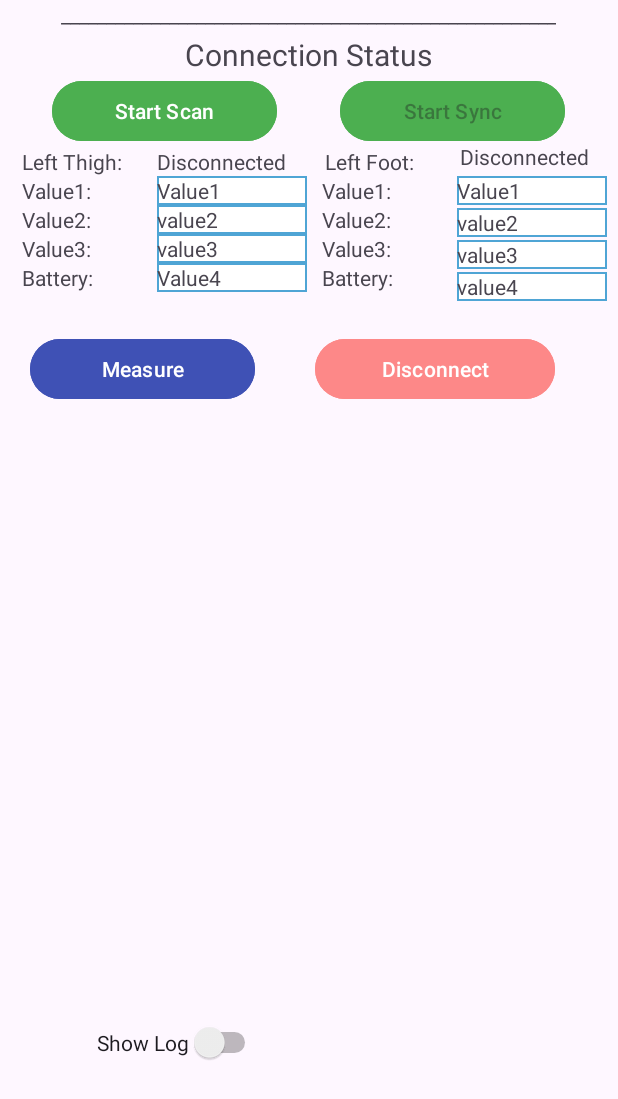
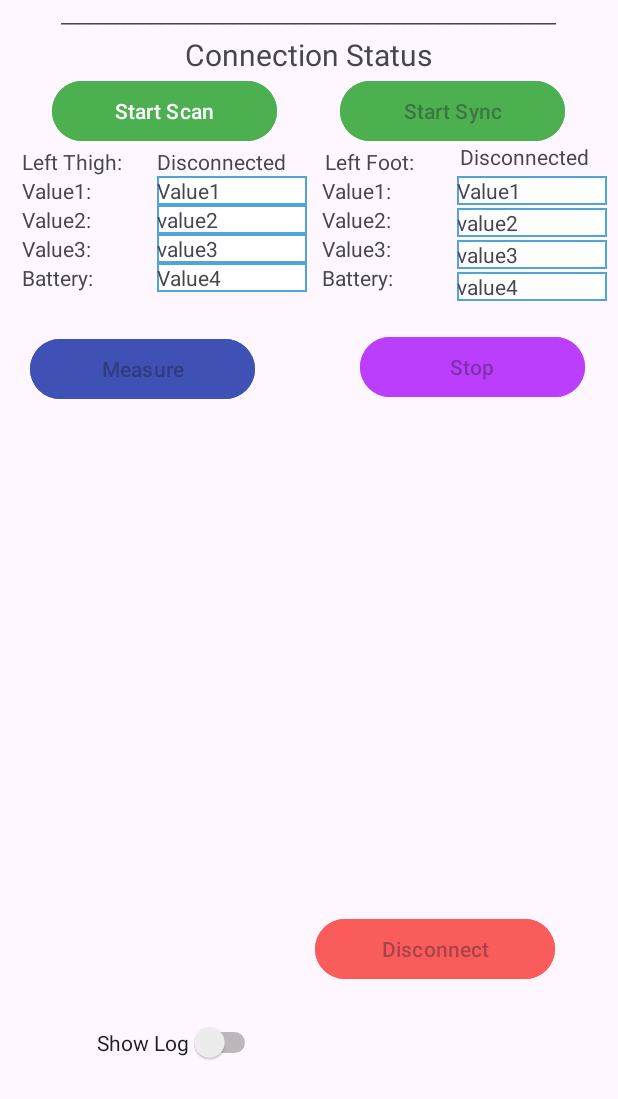
Before and after one commit to ehsansharafianm/ToeClearance, an Android app: the screen it shows after launch (MainActivity), on a phone screen of 412 x 824 dp. Shown: the top 1099 px of the screen. Run offline under Robolectric (Android 15) with nearby library versions, the phone set to English and light mode, and no system bars; libraries missing offline, so code that uses them is left out: com.xsens.dot; 5 statements that could not run were skipped.

Commit message:
Stop Button is added Enabling of the buttons are improved Order of the unused functions are organized

```diff
--- a/app/src/main/java/com/tmsimple/ehsanmovella/MainActivity.java
+++ b/app/src/main/java/com/tmsimple/ehsanmovella/MainActivity.java
@@ -55,7 +55,7 @@ public class MainActivity extends AppCompatActivity implements DotDeviceCallback
     public String logFile;
     public FileOutputStream stream = null;
 
-    Button startScanButton, startSyncButton, measureBtn, disconnectBtn;
+    Button scanButton, syncButton, measureButton, disconnectButton, stopButton;
     Switch logSwitch;
     private ArrayList<DotDevice> mDeviceLst;
     TextView leftThighScanStatus, leftFootScanStatus, logContents;
@@ -65,8 +65,8 @@ public class MainActivity extends AppCompatActivity implements DotDeviceCallback
 
 
 
-    private static final int BLUETOOTH_PERMISSION_CODE = 100; //Blutooth Permission variable
-    private static final int BLUETOOTH_SCAN_PERMISSION_CODE = 101; //Blutooth Permission variable
+    private static final int BLUETOOTH_PERMISSION_CODE = 100; //Bluetooth Permission variable
+    private static final int BLUETOOTH_SCAN_PERMISSION_CODE = 101; //Bluetooth Permission variable
 
     @SuppressLint("MissingInflatedId")
     @Override
@@ -77,10 +77,11 @@ public class MainActivity extends AppCompatActivity implements DotDeviceCallback
         leftThigh = new Segment("Left Thigh IMU", leftThighMAC);
         leftFoot = new Segment("Left Foot IMU", leftFootMAC);
 
-        startScanButton = findViewById(R.id.scanButton);
-        startSyncButton = findViewById(R.id.syncButton);
-        measureBtn = findViewById(R.id.measureButton);
-        disconnectBtn = findViewById(R.id.disconnectButton);
+        scanButton = findViewById(R.id.scanButton);
+        syncButton = findViewById(R.id.syncButton);
+        measureButton = findViewById(R.id.measureButton);
+        disconnectButton = findViewById(R.id.disconnectButton);
+        stopButton = findViewById(R.id.stopButton);
 
         leftThighScanStatus = findViewById(R.id.leftThighStatusView);
         leftFootScanStatus = findViewById(R.id.leftFootStatusView);
@@ -99,8 +100,13 @@ public class MainActivity extends AppCompatActivity implements DotDeviceCallback
         logContents = findViewById(R.id.logContents);
         logContents.setMovementMethod(new ScrollingMovementMethod());
         logContents.setVisibility(View.INVISIBLE);
+        stopButton.setEnabled(false);
 
-        startSyncButton.setEnabled(false);
+        // Before scanning all should be deactive; after each step they will be enabled
+        syncButton.setEnabled(false);
+        disconnectButton.setEnabled(false);
+        measureButton.setEnabled(false);
+
         //Xsens Dot On Create Stuff
         DotSdk.setDebugEnabled(true);
         DotSdk.setReconnectEnabled(true);
@@ -128,6 +134,7 @@ public class MainActivity extends AppCompatActivity implements DotDeviceCallback
             if(address.equals(leftThigh.MAC)){
                 if(address.equals(leftThigh.MAC)){
                     leftThigh.isConnected = true;
+                    writeToLogs("Left Thigh IMU is connected!");
                     runOnUiThread(new Runnable() {
                         @Override
                         public void run() {leftThighScanStatus.setText("Connected");}
@@ -137,6 +144,7 @@ public class MainActivity extends AppCompatActivity implements DotDeviceCallback
             else if(address.equals(leftFoot.MAC)){
                 if(address.equals(leftFoot.MAC)){
                     leftFoot.isConnected = true;
+                    writeToLogs("Left Foot IMU is connected!");
                     runOnUiThread(new Runnable() {
                         @Override
                         public void run() {leftFootScanStatus.setText("Connected");}
@@ -147,7 +155,8 @@ public class MainActivity extends AppCompatActivity implements DotDeviceCallback
         else if (state == DotDevice.CONN_STATE_DISCONNECTED){
             if(address.equals(leftThigh.MAC)){
                 if(address.equals(leftThigh.MAC)){
-                    leftThigh.isConnected = true;
+                    leftThigh.isConnected = false;
+                    writeToLogs("Left Thigh IMU is disconnected!");
                     runOnUiThread(new Runnable() {
                         @Override
                         public void run() {leftThighScanStatus.setText("Disconnected");}
@@ -156,55 +165,30 @@ public class MainActivity extends AppCompatActivity implements DotDeviceCallback
             }
             else if(address.equals(leftFoot.MAC)){
                 if(address.equals(leftFoot.MAC)){
-                    leftFoot.isConnected = true;
+                    leftFoot.isConnected = false;
+                    writeToLogs("Left Foot IMU is disconnected!");
                     runOnUiThread(new Runnable() {
                         @Override
                         public void run() {leftFootScanStatus.setText("Disconnected");}
                     });
                 }
             }
+            runOnUiThread(new Runnable() {
+                @Override
+                public void run() {
+                    scanButton.setText("Scan");
+                    measureButton.setText("Measure");
+                    syncButton.setText("Start Sync");
+                    disconnectButton.setText("Disconnect");
+                    scanButton.setBackgroundColor(Color.parseColor("#4CAF50"));
+                    syncButton.setBackgroundColor(Color.parseColor("#4CAF50"));
+                    disconnectButton.setBackgroundColor(Color.parseColor("#FD8888"));
+                }
+            });
         }
 
     }
-    public void StartMeasuringBtn(View view){
-        runOnUiThread(new Runnable() {
-            @SuppressLint("SetTextI18n")
-            @Override
-            public void run() {measureBtn.setText("Measuring...");}
-        });
 
-        leftThigh.xsDevice.startMeasuring();
-        leftFoot.xsDevice.startMeasuring();
-
-    }
-
-    public void StartDisconnectingBtn(View view){
-        runOnUiThread(new Runnable() {
-            @SuppressLint("SetTextI18n")
-            @Override
-            public void run() {disconnectBtn.setText("Disconnecting...");}
-        });
-        leftThigh.xsDevice.disconnect();
-        leftFoot.xsDevice.disconnect();
-    }
-    @Override
-    public void onDotServicesDiscovered(String s, int i) {
-
-    }
-
-    @Override
-    public void onDotFirmwareVersionRead(String s, String s1) {
-
-    }
-
-    @Override
-    public void onDotTagChanged(String s, String s1) {
-
-    }
-
-    @Override
-    public void onDotBatteryChanged(String address, int i, int i1) {
-    }
 
     @Override
     public void onDotDataChanged(String address, DotData dotData) {
@@ -252,10 +236,12 @@ public class MainActivity extends AppCompatActivity implements DotDeviceCallback
     }
 
     @Override
-    public void onDotInitDone(String address) {
+    public void onDotInitDone(String address) { //onDotInitDone is the callback after the initialization is successful
         if (address.equals(leftThigh.MAC)) {
             leftThigh.isReady = true;
-            leftThigh.xsDevice.setOutputRate(30);
+            leftThigh.xsDevice.setOutputRate(60);
+            writeToLogs("Left Thigh IMU sample rate is : " + String.valueOf(leftThigh.xsDevice.getCurrentOutputRate()));
+            //writeToLogs("Left Thigh IMU current filter profile is : " + String.valueOf(leftThigh.xsDevice.getCurrentFilterProfileIndex()));
             runOnUiThread(new Runnable() {
                 @Override
                 public void run() {
@@ -265,7 +251,9 @@ public class MainActivity extends AppCompatActivity implements DotDeviceCallback
         }
         else if (address.equals(leftFoot.MAC)) {
             leftFoot.isReady = true;
-            leftFoot.xsDevice.setOutputRate(30);
+            leftFoot.xsDevice.setOutputRate(60);
+            writeToLogs("Left Foot IMU sample rate is : " + String.valueOf(leftFoot.xsDevice.getCurrentOutputRate()));
+            //writeToLogs("Left Foot IMU current filter profile is : " + String.valueOf(leftFoot.xsDevice.getCurrentFilterProfileIndex()));
             runOnUiThread(new Runnable() {
                 @Override
                 public void run() {
@@ -278,10 +266,10 @@ public class MainActivity extends AppCompatActivity implements DotDeviceCallback
                 @SuppressLint("SetTextI18n")
                 @Override
                 public void run() {
-                    startScanButton.setEnabled(true);
-                    startSyncButton.setEnabled(true);
-                    startScanButton.setText("Scanned");
-                    startScanButton.setBackgroundColor(Color.parseColor("#008080"));
+                    scanButton.setEnabled(true);
+                    syncButton.setEnabled(true);
+                    scanButton.setText("Scanned");
+                    scanButton.setBackgroundColor(Color.parseColor("#008080"));
                 }
             });
             if(mXsScanner.stopScan()){ writeToLogs("Scan Stopped!"); }
@@ -296,11 +284,6 @@ public class MainActivity extends AppCompatActivity implements DotDeviceCallback
             leftThigh.isConnected = true;
             leftThigh.xsDevice.setMeasurementMode(DotPayload.PAYLOAD_TYPE_COMPLETE_QUATERNION);
             mDeviceLst.add(leftThigh.xsDevice);
-            runOnUiThread(new Runnable() {
-                @SuppressLint("SetTextI18n")
-                @Override
-                public void run(){leftThighScanStatus.setText("Scanned");}
-            });
         }
         else if(address.equals(leftFoot.MAC) && !leftFoot.isScanned){
             leftFoot.xsDevice = new DotDevice(this.getApplicationContext(), bluetoothDevice, MainActivity.this);
@@ -308,6 +291,8 @@ public class MainActivity extends AppCompatActivity implements DotDeviceCallback
             leftFoot.isConnected = true;
             leftFoot.xsDevice.setMeasurementMode(DotPayload.PAYLOAD_TYPE_COMPLETE_QUATERNION);
             mDeviceLst.add(leftFoot.xsDevice);
+        }
+        if(leftThigh.isScanned && leftFoot.isScanned){
             runOnUiThread(new Runnable() {
                 @SuppressLint("SetTextI18n")
                 @Override
@@ -317,157 +302,24 @@ public class MainActivity extends AppCompatActivity implements DotDeviceCallback
     }
     @Override
     public void onSyncingDone(HashMap<String, Boolean> hashMap, boolean b, int i) {
-
+        measureButton.setEnabled(true);
+        disconnectButton.setEnabled(true);
         runOnUiThread(new Runnable() {
             @SuppressLint("SetTextI18n")
             @Override
             public void run() {
-                startScanButton.setEnabled(true);
-                startSyncButton.setEnabled(true);
-                startSyncButton.setText("Sync Done");
-                startSyncButton.setBackgroundColor(Color.parseColor("#008080"));
+                syncButton.setText("Sync Done");
+                syncButton.setBackgroundColor(Color.parseColor("#008080"));
             }
         });
-    }
-    @Override
-    public void onDotButtonClicked(String s, long l) {
-
-    }
-
-    @Override
-    public void onDotPowerSavingTriggered(String s) {
-
-    }
-
-    @Override
-    public void onReadRemoteRssi(String s, int i) {
-
-    }
-
-    @Override
-    public void onDotOutputRateUpdate(String s, int i) {
-
-    }
-
-    @Override
-    public void onDotFilterProfileUpdate(String s, int i) {
-
-    }
-
-    @Override
-    public void onDotGetFilterProfileInfo(String s, ArrayList<FilterProfileInfo> arrayList) {
-
-    }
-
-    @Override
-    public void onSyncStatusUpdate(String s, boolean b) {
-
-    }
-
-    @Override
-    public void onDotRecordingNotification(String address, boolean isEnabled) {
-
-    }
-
-    @Override
-    public void onDotEraseDone(String s, boolean b) {
-
-    }
-
-    @Override
-    public void onDotRequestFlashInfoDone(String s, int i, int i1) {
-
-    }
-
-    @Override
-    public void onDotRecordingAck(String s, int i, boolean b, DotRecordingState dotRecordingState) {
-
-    }
-
-    @Override
-    public void onDotGetRecordingTime(String s, int i, int i1, int i2) {
-
-    }
-
-    @Override
-    public void onDotRequestFileInfoDone(String s, ArrayList<DotRecordingFileInfo> arrayList, boolean b) {
-
-    }
-
-    @Override
-    public void onDotDataExported(String s, DotRecordingFileInfo dotRecordingFileInfo, DotData dotData) {
-
-    }
-
-    @Override
-    public void onDotDataExported(String s, DotRecordingFileInfo dotRecordingFileInfo) {
-
-    }
-
-    @Override
-    public void onDotAllDataExported(String s) {
-
-    }
-
-    @Override
-    public void onDotStopExportingData(String s) {
-
+        writeToLogs("Syncing is done!");
     }
 
 
 
-    @Override
-    public void onSyncingStarted(String s, boolean b, int i) {
-
-    }
-
-    @Override
-    public void onSyncingProgress(int i, int i1) {
-
-    }
-
-    @Override
-    public void onSyncingResult(String s, boolean b, int i) {
-
-    }
-
-
-
-
-    @Override
-    public void onSyncingStopped(String s, boolean b, int i) {
-
-    }
-    public void startScanButton(View view){
-        runOnUiThread(new Runnable() {
-            @SuppressLint("SetTextI18n")
-            @Override
-            public void run() {
-                startScanButton.setText("Scanning ...");
-                startScanButton.setBackgroundColor(Color.parseColor("#FF9933"));
-            }
-        });
-
-        checkPermission(android.Manifest.permission.BLUETOOTH_CONNECT, BLUETOOTH_PERMISSION_CODE);
-        checkPermission(android.Manifest.permission.BLUETOOTH_SCAN, BLUETOOTH_SCAN_PERMISSION_CODE);
-
-        if(mXsScanner.startScan()) { writeToLogs("Scan started!"); }
-    }
-
-    public void startSyncButton(View view){
-        runOnUiThread(new Runnable() {
-            @SuppressLint("SetTextI18n")
-            @Override
-            public void run() {
-                startSyncButton.setText("Syncing...");
-                startSyncButton.setBackgroundColor(Color.parseColor("#FF9933"));
-                leftThighScanStatus.setText("Syncing");
-            }
-        });
-        mDeviceLst.get(0).setRootDevice(true);
-        DotSyncManager.getInstance(this).startSyncing(mDeviceLst, 100);
-    }
-
+    /*
+    /////////////////////////////////////////////////////////      Functions     //////////////////////////////
+     */
     // Write to Log view and file
     public void writeToLogs(String logMessage) {
         //Write to Log View UI
@@ -476,14 +328,22 @@ public class MainActivity extends AppCompatActivity implements DotDeviceCallback
                 @Override
                 public void run() {
                     logContents.append("\n" + logMessage);
+                    // Scroll to the bottom to ensure the latest text is visible
+                    final int scrollAmount = logContents.getLayout().getLineTop(logContents.getLineCount()) - logContents.getHeight();
+                    // If there is no need to scroll, scrollAmount will be <=0
+                    if (scrollAmount > 0)
+                        logContents.scrollTo(0, scrollAmount);
+                    else
+                        logContents.scrollTo(0, 0);
                 }
             });
         } catch (IndexOutOfBoundsException e){
             e.printStackTrace();
         }
+
+        //Write To Log File:
         /*
-        //Write to Log File
-        String logMessageWithDateTime = java.text.DateFormat.getDateTimeInstance().format(new Date() + ": " + logMessage + "\n");
+        String logMessageWithDateTime = java.text.DateFormat.getDateTimeInstance().format(new Date()) + ": " + logMessage + "\n";
         try {
             stream = new FileOutputStream(logFile, true);
             stream.write(logMessageWithDateTime.getBytes());
@@ -500,12 +360,11 @@ public class MainActivity extends AppCompatActivity implements DotDeviceCallback
                     e.printStackTrace();
                 }
             }
+
         }
-        */
+         */
+
     }
-
-
-
     private void checkPermission(String permission, int requestCode) {
 
         if (ContextCompat.checkSelfPermission(MainActivity.this, permission) == PackageManager.PERMISSION_DENIED) {
@@ -538,5 +397,187 @@ public class MainActivity extends AppCompatActivity implements DotDeviceCallback
         }
     }
 
+    /*
+    ///////////////////////////////////////////////////////         Buttons      //////////////////////
+     */
+    public void scanButton_onClick(View view){
+        runOnUiThread(new Runnable() {
+            @SuppressLint("SetTextI18n")
+            @Override
+            public void run() {
+                scanButton.setText("Scanning ...");
+                scanButton.setBackgroundColor(Color.parseColor("#FF9933"));
+            }
+        });
 
-}
+        checkPermission(android.Manifest.permission.BLUETOOTH_CONNECT, BLUETOOTH_PERMISSION_CODE);
+        checkPermission(android.Manifest.permission.BLUETOOTH_SCAN, BLUETOOTH_SCAN_PERMISSION_CODE);
+
+        if(mXsScanner.startScan()) { writeToLogs("Scan started!"); }
+    }
+
+    public void syncButton_onClick(View view){
+        runOnUiThread(new Runnable() {
+            @SuppressLint("SetTextI18n")
+            @Override
+            public void run() {
+                syncButton.setText("Syncing...");
+                syncButton.setBackgroundColor(Color.parseColor("#FF9933"));
+                leftThighScanStatus.setText("Syncing");
+                leftFootScanStatus.setText("Syncing");
+            }
+        });
+        mDeviceLst.get(0).setRootDevice(true);
+        DotSyncManager.getInstance(this).startSyncing(mDeviceLst, 100);
+    }
+    public void measureButton_onClick(View view){
+        runOnUiThread(new Runnable() {
+            @SuppressLint("SetTextI18n")
+            @Override
+            public void run() {measureButton.setText("Measuring...");}
+        });
+
+        if (leftThigh.xsDevice.startMeasuring()) {writeToLogs("Left Thigh IMU is measuring");}
+        if (leftFoot.xsDevice.startMeasuring()) {writeToLogs("Left Foot IMU is measuring");}
+        stopButton.setEnabled(true); // After starting measuring the stop button will be activated
+    }
+
+    public void disconnectButton_onClick(View view){
+        runOnUiThread(new Runnable() {
+            @SuppressLint("SetTextI18n")
+            @Override
+            public void run() {
+                disconnectButton.setText("Disconnecting...");
+                disconnectButton.setBackgroundColor(Color.parseColor("#F60000"));
+            }
+        });
+        leftThigh.xsDevice.disconnect();
+        leftFoot.xsDevice.disconnect();
+    }
+    public void stopButton_onClick(View view){ // After measuring, the dots should be stopped to for data logging
+
+        stopButton.setEnabled(false);
+        writeToLogs("Stopping");
+        if(leftThigh.xsDevice != null){
+            try{
+                leftThigh.xsDevice.stopMeasuring();
+                leftThigh.normalDataLogger.stop();
+                writeToLogs(leftThigh.Name + "Measurement stopped");
+            }catch (NullPointerException e) {
+                writeToLogs("Error: Not connected to " + leftThigh.Name);
+                e.printStackTrace();
+            }
+        }
+        if(leftFoot.xsDevice != null){try{
+            leftFoot.xsDevice.stopMeasuring();
+            leftFoot.normalDataLogger.stop();
+            writeToLogs(leftFoot.Name + "Measurement stopped");
+        }catch (NullPointerException e) {
+            writeToLogs("Error: Not connected to " + leftFoot.Name);
+            e.printStackTrace();
+        }}
+    }
+
+    /*
+        ///////////////////////////////////////////////////////        Unused xsDevice functions      //////////////////////
+         */
+    @Override
+    public void onDotButtonClicked(String s, long l) {
+
+    }
+    @Override
+    public void onDotPowerSavingTriggered(String s) {
+
+    }
+    @Override
+    public void onReadRemoteRssi(String s, int i) {
+
+    }
+    @Override
+    public void onDotOutputRateUpdate(String s, int i) {
+
+    }
+    @Override
+    public void onDotFilterProfileUpdate(String s, int i) {
+
+    }
+    @Override
+    public void onDotGetFilterProfileInfo(String s, ArrayList<FilterProfileInfo> arrayList) {
+
+    }
+    @Override
+    public void onSyncStatusUpdate(String s, boolean b) {
+
+    }
+    @Override
+    public void onDotRecordingNotification(String address, boolean isEnabled) {
+
+    }
+    @Override
+    public void onDotEraseDone(String s, boolean b) {
+
+    }
+    @Override
+    public void onDotRequestFlashInfoDone(String s, int i, int i1) {
+
+    }
+    @Override
+    public void onDotRecordingAck(String s, int i, boolean b, DotRecordingState dotRecordingState) {
+
+    }
+    @Override
+    public void onDotGetRecordingTime(String s, int i, int i1, int i2) {
+
+    }
+    @Override
+    public void onDotRequestFileInfoDone(String s, ArrayList<DotRecordingFileInfo> arrayList, boolean b) {
+
+    }
+    @Override
+    public void onDotDataExported(String s, DotRecordingFileInfo dotRecordingFileInfo, DotData dotData) {
+
+    }
+    @Override
+    public void onDotDataExported(String s, DotRecordingFileInfo dotRecordingFileInfo) {
+
+    }
+    @Override
+    public void onDotAllDataExported(String s) {
+
+    }
+    @Override
+    public void onDotStopExportingData(String s) {
+
+    }
+    @Override
+    public void onSyncingStarted(String s, boolean b, int i) {
+
+    }
+    @Override
+    public void onSyncingProgress(int i, int i1) {
+
+    }
+    @Override
+    public void onSyncingResult(String s, boolean b, int i) {
+
+    }
+    @Override
+    public void onSyncingStopped(String s, boolean b, int i) {
+
+    }
+    @Override
+    public void onDotServicesDiscovered(String s, int i) {
+    }
+    @Override
+    public void onDotFirmwareVersionRead(String s, String s1) {
+    }
+    @Override
+    public void onDotTagChanged(String s, String s1) {
+
+    }
+    @Override
+    public void onDotBatteryChanged(String address, int i, int i1) {
+    }
+
+
+}//END OF THE CODE
--- a/app/src/main/java/com/tmsimple/ehsanmovella/Segment.java
+++ b/app/src/main/java/com/tmsimple/ehsanmovella/Segment.java
@@ -14,7 +14,7 @@ public class Segment {
     public boolean isConnected = false;
     public boolean isReady = false;
 
-    public DotLogger baselineDataLogger, baselineCognitiveDataLogger, fastDataLogger, trialDataLogger, retentionDataLogger, retentionCognitiveDataLogger;
+    public DotLogger normalDataLogger;
 
 
     public double[][] initEulerSamples;
--- a/app/src/main/res/layout/activity_main.xml
+++ b/app/src/main/res/layout/activity_main.xml
@@ -36,7 +36,7 @@
         android:layout_toLeftOf="@+id/connectionStatusSpace"
         android:layout_marginRight="20dp"
         android:text="Start Scan"
-        android:onClick="startScanButton"
+        android:onClick="scanButton_onClick"
         android:backgroundTint="#4CAF50"/>
 
     <Button
@@ -47,7 +47,7 @@
         android:layout_toRightOf="@+id/connectionStatusSpace"
         android:layout_marginLeft="20dp"
         android:text="Start Sync"
-        android:onClick="startSyncButton"
+        android:onClick="syncButton_onClick"
         android:backgroundTint="#4CAF50"/>
     <TextView
         android:id="@+id/leftThighStatusTitle"
@@ -231,8 +231,19 @@
         android:layout_marginLeft="20dp"
         android:layout_marginTop="27dp"
         android:backgroundTint="#3F51B5"
-        android:onClick="StartMeasuringBtn"
+        android:onClick="measureButton_onClick"
         android:text="Measure" />
+
+    <Button
+        android:id="@+id/stopButton"
+        android:layout_width="150dp"
+        android:layout_height="wrap_content"
+        android:layout_below="@id/valueF4"
+        android:layout_marginLeft="240dp"
+        android:layout_marginTop="20dp"
+        android:backgroundTint="#BB3EFD"
+        android:onClick="stopButton_onClick"
+        android:text="Stop" />
 
     <Button
         android:id="@+id/disconnectButton"
@@ -240,9 +251,9 @@
         android:layout_height="wrap_content"
         android:layout_below="@id/valueT4"
         android:layout_marginLeft="210dp"
-        android:layout_marginTop="27dp"
-        android:backgroundTint="#FD8888"
-        android:onClick="StartDisconnectingBtn"
+        android:layout_marginTop="414dp"
+        android:backgroundTint="#FA5C5C"
+        android:onClick="disconnectButton_onClick"
         android:text="Disconnect" />
 
     <Switch
@@ -257,16 +268,15 @@
 
     <TextView
         android:id="@+id/logContents"
-        android:layout_width="400dp"
-        android:layout_height="500dp"
+        android:layout_width="2000dp"
+        android:layout_height="300dp"
         android:layout_below="@id/connectionStatusSpace"
         android:layout_centerHorizontal="true"
-        android:layout_marginTop="75dp"
+        android:layout_marginTop="260dp"
         android:background="@drawable/rectangle"
         android:backgroundTint="#000000"
         android:textColor="@color/white"
         android:textStyle="bold"
-        android:visibility="invisible"
-        android:text="Log Text" />
+        android:visibility="invisible" />
 
 </RelativeLayout>
```
